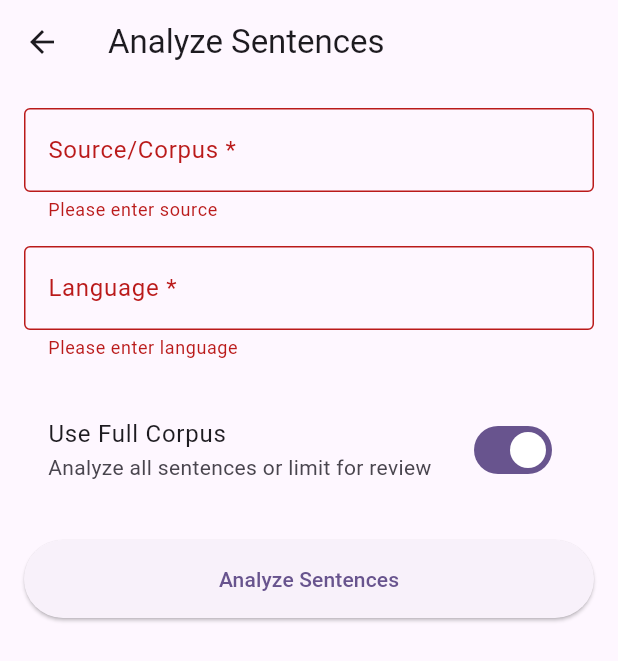
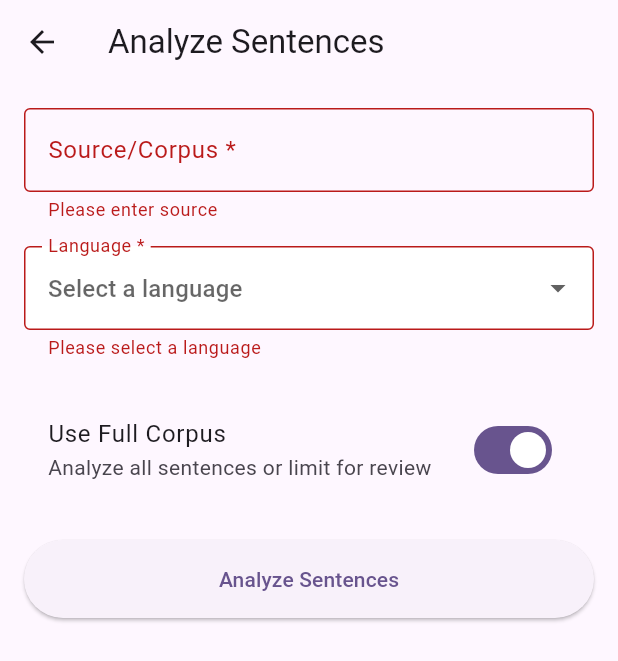
Before and after one commit to davidvoler/polyglots, a Flutter app: the AnalyzeSentencesScreen screen opened directly, after a tap on "Analyze Sentences", on a phone screen of 412 x 824 dp. Shown: the top 661 px of the screen. Run offline on Flutter 3.47's test engine with Material 3 defaults, Android fonts, the phone set to English and light mode, and no system bars; our stand-ins replace flutter_riverpod; network calls fail.

Commit message:
refactor AnalyzeSentencesScreen to use LanguageDropdown for language selection instead of text input

```diff
--- a/content/content_ui/lib/screens/analyze_sentences_screen.dart
+++ b/content/content_ui/lib/screens/analyze_sentences_screen.dart
@@ -2,6 +2,7 @@ import 'package:flutter/material.dart';
 import 'package:flutter_riverpod/flutter_riverpod.dart';
 import '../providers/sentence_provider.dart';
 import '../models/requests.dart';
+import '../widgets/language_dropdown.dart';
 
 class AnalyzeSentencesScreen extends ConsumerStatefulWidget {
   final String corpusName;
@@ -18,7 +19,7 @@ class AnalyzeSentencesScreen extends ConsumerStatefulWidget {
 class _AnalyzeSentencesScreenState extends ConsumerState<AnalyzeSentencesScreen> {
   final _formKey = GlobalKey<FormState>();
   final _sourceController = TextEditingController(text: '');
-  final _langController = TextEditingController();
+  String? _selectedLanguage;
   final _limitController = TextEditingController();
   bool _useFullCorpus = true;
 
@@ -31,7 +32,6 @@ class _AnalyzeSentencesScreenState extends ConsumerState<AnalyzeSentencesScreen>
   @override
   void dispose() {
     _sourceController.dispose();
-    _langController.dispose();
     _limitController.dispose();
     super.dispose();
   }
@@ -40,7 +40,7 @@ class _AnalyzeSentencesScreenState extends ConsumerState<AnalyzeSentencesScreen>
     if (_formKey.currentState!.validate()) {
       final request = AnalyzeRequest(
         source: _sourceController.text.trim(),
-        lang: _langController.text.trim(),
+        lang: _selectedLanguage ?? '',
         limit: _useFullCorpus ? -1 : int.tryParse(_limitController.text) ?? -1,
         review: true,
       );
@@ -88,19 +88,15 @@ class _AnalyzeSentencesScreenState extends ConsumerState<AnalyzeSentencesScreen>
               },
             ),
             const SizedBox(height: 16),
-            TextFormField(
-              controller: _langController,
-              decoration: const InputDecoration(
-                labelText: 'Language *',
-                border: OutlineInputBorder(),
-                hintText: 'e.g., en, es, fr',
-              ),
-              validator: (value) {
-                if (value == null || value.trim().isEmpty) {
-                  return 'Please enter language';
-                }
-                return null;
+            LanguageDropdown(
+              value: _selectedLanguage,
+              onChanged: (value) {
+                setState(() {
+                  _selectedLanguage = value;
+                });
               },
+              labelText: 'Language *',
+              isRequired: true,
             ),
             const SizedBox(height: 24),
             SwitchListTile(
--- /dev/null
+++ b/content/content_ui/lib/utils/languages.dart
@@ -0,0 +1,54 @@
+/// Language codes and their display names
+/// Matches the languages from Python LANG2COUNTY dictionary
+class Language {
+  final String code;
+  final String displayName;
+  final String countryCode;
+
+  const Language({
+    required this.code,
+    required this.displayName,
+    required this.countryCode,
+  });
+}
+
+/// List of supported languages matching Python LANG2COUNTY
+final List<Language> supportedLanguages = [
+  const Language(code: 'ar', displayName: 'Arabic', countryCode: 'ar-'),
+  const Language(code: 'cs', displayName: 'Czech', countryCode: 'cs-CZ'),
+  const Language(code: 'de', displayName: 'German', countryCode: 'de-DE'),
+  const Language(code: 'el', displayName: 'Greek', countryCode: 'el-GR'),
+  const Language(code: 'en', displayName: 'English', countryCode: 'en-US'),
+  const Language(code: 'es', displayName: 'Spanish', countryCode: 'es-ES'),
+  const Language(code: 'fr', displayName: 'French', countryCode: 'fr-FR'),
+  const Language(code: 'he', displayName: 'Hebrew', countryCode: 'he-IL'),
+  const Language(code: 'hi', displayName: 'Hindi', countryCode: 'hi-IN'),
+  const Language(code: 'it', displayName: 'Italian', countryCode: 'it-IT'),
+  const Language(code: 'ja', displayName: 'Japanese', countryCode: 'ja-JP'),
+  const Language(code: 'pt', displayName: 'Portuguese', countryCode: 'pt-PT'),
+  const Language(code: 'pt-BR', displayName: 'Portuguese (Brazil)', countryCode: 'pt-BR'),
+  const Language(code: 'ru', displayName: 'Russian', countryCode: 'ru-RU'),
+  const Language(code: 'zh-Hans', displayName: 'Chinese (Simplified)', countryCode: 'zh-CN'),
+];
+
+/// Get language by code
+Language? getLanguageByCode(String code) {
+  try {
+    return supportedLanguages.firstWhere(
+      (lang) => lang.code == code,
+    );
+  } catch (e) {
+    return null;
+  }
+}
+
+/// Get language code list
+List<String> getLanguageCodes() {
+  return supportedLanguages.map((lang) => lang.code).toList();
+}
+
+/// Get display name for a language code
+String getLanguageDisplayName(String code) {
+  final lang = getLanguageByCode(code);
+  return lang?.displayName ?? code;
+}
--- /dev/null
+++ b/content/content_ui/lib/widgets/language_dropdown.dart
@@ -0,0 +1,52 @@
+import 'package:flutter/material.dart';
+import '../utils/languages.dart';
+
+/// A reusable language dropdown widget
+class LanguageDropdown extends StatelessWidget {
+  final String? value;
+  final ValueChanged<String?>? onChanged;
+  final String? labelText;
+  final String? hintText;
+  final bool isRequired;
+  final String? Function(String?)? validator;
+
+  const LanguageDropdown({
+    super.key,
+    this.value,
+    this.onChanged,
+    this.labelText,
+    this.hintText,
+    this.isRequired = false,
+    this.validator,
+  });
+
+  @override
+  Widget build(BuildContext context) {
+    return DropdownButtonFormField<String>(
+      value: value,
+      decoration: InputDecoration(
+        labelText: labelText ?? 'Language',
+        hintText: hintText ?? 'Select a language',
+        border: const OutlineInputBorder(),
+        filled: true,
+        fillColor: Colors.white,
+      ),
+      items: supportedLanguages.map((Language language) {
+        return DropdownMenuItem<String>(
+          value: language.code,
+          child: Text('${language.displayName} (${language.code})'),
+        );
+      }).toList(),
+      onChanged: onChanged,
+      validator: validator ??
+          (isRequired
+              ? (value) {
+                  if (value == null || value.isEmpty) {
+                    return 'Please select a language';
+                  }
+                  return null;
+                }
+              : null),
+    );
+  }
+}
```
